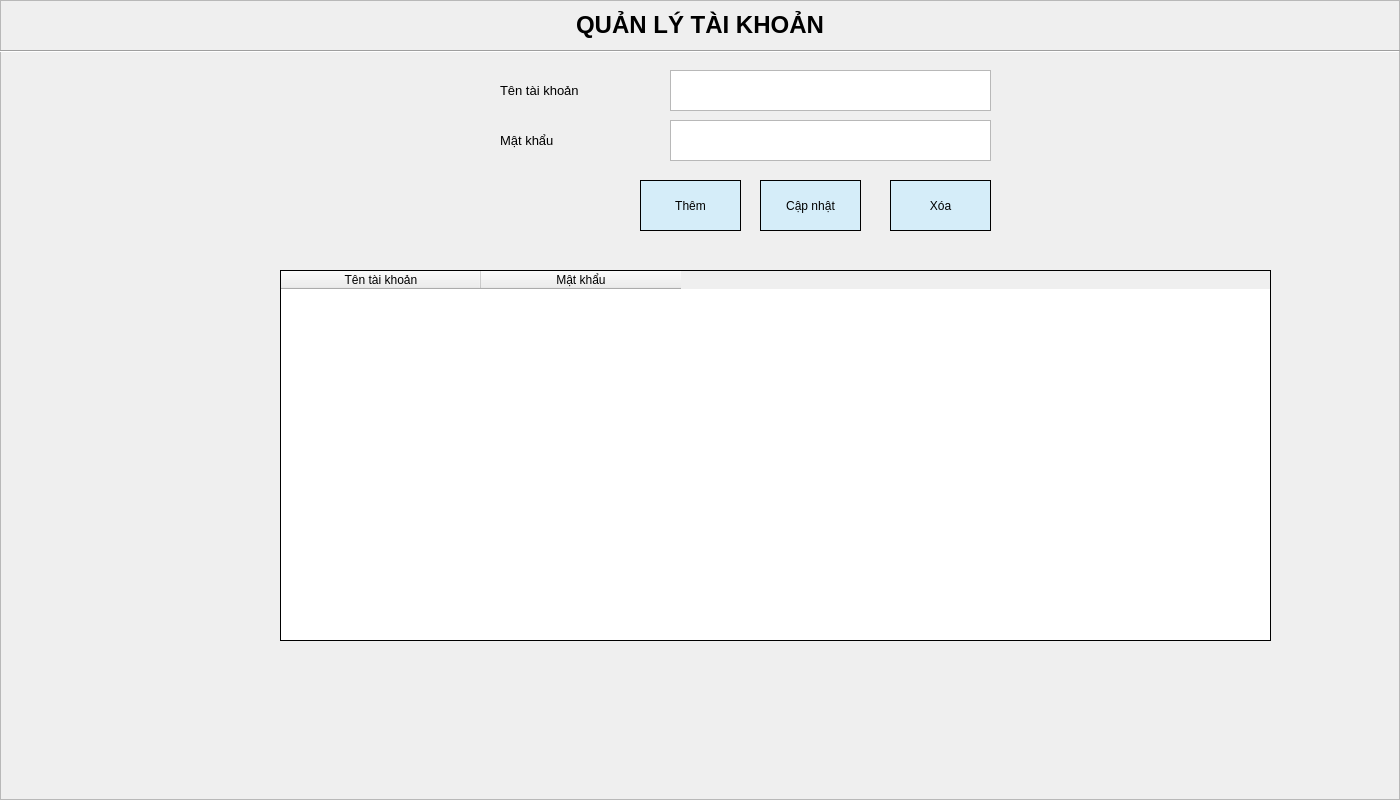
phuc297/student-attendance-management-system, file ui/account.ui: the form before one commit.
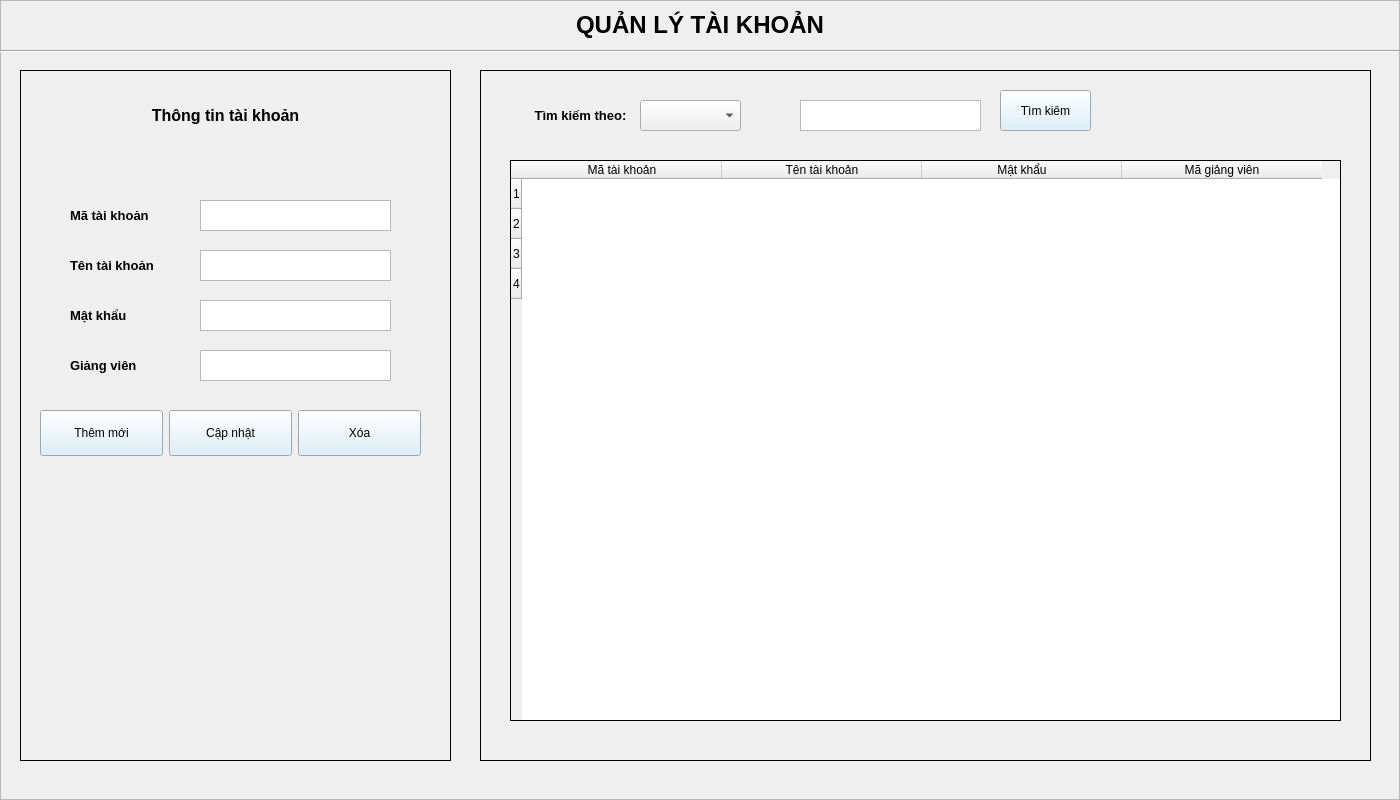
The form after the commit.

What changed in the file:
```diff
--- a/ui/account.ui
+++ b/ui/account.ui
@@ -71,187 +71,311 @@
      <enum>Qt::Horizontal</enum>
     </property>
    </widget>
-   <widget class="QTextEdit" name="txt_username">
+   <widget class="QFrame" name="frame_2">
     <property name="geometry">
      <rect>
-      <x>670</x>
+      <x>20</x>
       <y>70</y>
-      <width>321</width>
-      <height>41</height>
+      <width>431</width>
+      <height>691</height>
      </rect>
     </property>
-    <property name="font">
-     <font>
-      <pointsize>10</pointsize>
-     </font>
-    </property>
-   </widget>
-   <widget class="QLabel" name="lb_username">
-    <property name="geometry">
-     <rect>
-      <x>500</x>
-      <y>70</y>
-      <width>121</width>
-      <height>41</height>
-     </rect>
-    </property>
-    <property name="font">
-     <font>
-      <pointsize>10</pointsize>
-     </font>
-    </property>
-    <property name="text">
-     <string>Tên tài khoản</string>
-    </property>
-   </widget>
-   <widget class="QLabel" name="lb_password">
-    <property name="geometry">
-     <rect>
-      <x>500</x>
-      <y>120</y>
-      <width>121</width>
-      <height>41</height>
-     </rect>
-    </property>
-    <property name="font">
-     <font>
-      <pointsize>10</pointsize>
-     </font>
-    </property>
-    <property name="text">
-     <string>Mật khẩu</string>
-    </property>
-   </widget>
-   <widget class="QTextEdit" name="txt_password">
-    <property name="geometry">
-     <rect>
-      <x>670</x>
-      <y>120</y>
-      <width>321</width>
-      <height>41</height>
-     </rect>
-    </property>
-    <property name="sizePolicy">
-     <sizepolicy hsizetype="Preferred" vsizetype="Preferred">
-      <horstretch>0</horstretch>
-      <verstretch>0</verstretch>
-     </sizepolicy>
-    </property>
-    <property name="font">
-     <font>
-      <pointsize>10</pointsize>
-     </font>
-    </property>
-   </widget>
-   <widget class="QPushButton" name="btnUpdatte">
-    <property name="geometry">
-     <rect>
-      <x>760</x>
-      <y>180</y>
-      <width>101</width>
-      <height>51</height>
-     </rect>
-    </property>
-    <property name="sizePolicy">
-     <sizepolicy hsizetype="Preferred" vsizetype="Preferred">
-      <horstretch>0</horstretch>
-      <verstretch>0</verstretch>
-     </sizepolicy>
-    </property>
     <property name="styleSheet">
-     <string notr="true">border: 1px solid black;</string>
+     <string notr="true">#frame_2{
+	border: 1px solid black
+}</string>
     </property>
-    <property name="text">
-     <string>Cập nhật</string>
+    <property name="frameShape">
+     <enum>QFrame::StyledPanel</enum>
     </property>
-   </widget>
-   <widget class="QPushButton" name="btnDelete">
-    <property name="geometry">
-     <rect>
-      <x>890</x>
-      <y>180</y>
-      <width>101</width>
-      <height>51</height>
-     </rect>
+    <property name="frameShadow">
+     <enum>QFrame::Raised</enum>
     </property>
-    <property name="sizePolicy">
-     <sizepolicy hsizetype="Preferred" vsizetype="Preferred">
-      <horstretch>0</horstretch>
-      <verstretch>0</verstretch>
-     </sizepolicy>
-    </property>
-    <property name="styleSheet">
-     <string notr="true">border: 1px solid black;</string>
-    </property>
-    <property name="text">
-     <string>Xóa</string>
-    </property>
+    <widget class="QWidget" name="horizontalLayoutWidget">
+     <property name="geometry">
+      <rect>
+       <x>20</x>
+       <y>340</y>
+       <width>381</width>
+       <height>47</height>
+      </rect>
+     </property>
+     <layout class="QHBoxLayout" name="horizontalLayout_2">
+      <item>
+       <widget class="QPushButton" name="btn_them">
+        <property name="text">
+         <string>Thêm mới</string>
+        </property>
+       </widget>
+      </item>
+      <item>
+       <widget class="QPushButton" name="btn_sua">
+        <property name="text">
+         <string>Cập nhật</string>
+        </property>
+       </widget>
+      </item>
+      <item>
+       <widget class="QPushButton" name="btn_xoa">
+        <property name="text">
+         <string>Xóa</string>
+        </property>
+       </widget>
+      </item>
+     </layout>
+    </widget>
+    <widget class="QLabel" name="label_2">
+     <property name="geometry">
+      <rect>
+       <x>50</x>
+       <y>180</y>
+       <width>101</width>
+       <height>31</height>
+      </rect>
+     </property>
+     <property name="text">
+      <string>&lt;html&gt;&lt;head/&gt;&lt;body&gt;&lt;p align=&quot;left&quot;&gt;&lt;span style=&quot; font-size:10pt; font-weight:600;&quot;&gt;Tên tài khoản&lt;/span&gt;&lt;/p&gt;&lt;/body&gt;&lt;/html&gt;</string>
+     </property>
+    </widget>
+    <widget class="QLabel" name="label">
+     <property name="geometry">
+      <rect>
+       <x>110</x>
+       <y>20</y>
+       <width>191</width>
+       <height>51</height>
+      </rect>
+     </property>
+     <property name="text">
+      <string>&lt;html&gt;&lt;head/&gt;&lt;body&gt;&lt;p align=&quot;center&quot;&gt;&lt;span style=&quot; font-size:12pt; font-weight:600;&quot;&gt;Thông tin tài khoản&lt;/span&gt;&lt;/p&gt;&lt;/body&gt;&lt;/html&gt;</string>
+     </property>
+    </widget>
+    <widget class="QTextEdit" name="txtPassword">
+     <property name="geometry">
+      <rect>
+       <x>180</x>
+       <y>230</y>
+       <width>191</width>
+       <height>31</height>
+      </rect>
+     </property>
+    </widget>
+    <widget class="QLabel" name="label_3">
+     <property name="geometry">
+      <rect>
+       <x>50</x>
+       <y>230</y>
+       <width>101</width>
+       <height>31</height>
+      </rect>
+     </property>
+     <property name="text">
+      <string>&lt;html&gt;&lt;head/&gt;&lt;body&gt;&lt;p align=&quot;left&quot;&gt;&lt;span style=&quot; font-size:10pt; font-weight:600;&quot;&gt;Mật khẩu&lt;/span&gt;&lt;/p&gt;&lt;/body&gt;&lt;/html&gt;</string>
+     </property>
+    </widget>
+    <widget class="QLabel" name="label_4">
+     <property name="geometry">
+      <rect>
+       <x>50</x>
+       <y>280</y>
+       <width>101</width>
+       <height>31</height>
+      </rect>
+     </property>
+     <property name="text">
+      <string>&lt;html&gt;&lt;head/&gt;&lt;body&gt;&lt;p align=&quot;left&quot;&gt;&lt;span style=&quot; font-size:10pt; font-weight:600;&quot;&gt;Giảng viên&lt;/span&gt;&lt;/p&gt;&lt;/body&gt;&lt;/html&gt;</string>
+     </property>
+    </widget>
+    <widget class="QTextEdit" name="txtTeacher">
+     <property name="geometry">
+      <rect>
+       <x>180</x>
+       <y>280</y>
+       <width>191</width>
+       <height>31</height>
+      </rect>
+     </property>
+    </widget>
+    <widget class="QTextEdit" name="txtUsername">
+     <property name="geometry">
+      <rect>
+       <x>180</x>
+       <y>180</y>
+       <width>191</width>
+       <height>31</height>
+      </rect>
+     </property>
+    </widget>
+    <widget class="QTextEdit" name="txtId">
+     <property name="geometry">
+      <rect>
+       <x>180</x>
+       <y>130</y>
+       <width>191</width>
+       <height>31</height>
+      </rect>
+     </property>
+     <property name="readOnly">
+      <bool>true</bool>
+     </property>
+    </widget>
+    <widget class="QLabel" name="label_6">
+     <property name="geometry">
+      <rect>
+       <x>50</x>
+       <y>130</y>
+       <width>101</width>
+       <height>31</height>
+      </rect>
+     </property>
+     <property name="text">
+      <string>&lt;html&gt;&lt;head/&gt;&lt;body&gt;&lt;p align=&quot;left&quot;&gt;&lt;span style=&quot; font-size:10pt; font-weight:600;&quot;&gt;Mã tài khoản&lt;/span&gt;&lt;/p&gt;&lt;/body&gt;&lt;/html&gt;</string>
+     </property>
+    </widget>
    </widget>
-   <widget class="QTableWidget" name="tbAccount">
+   <widget class="QFrame" name="frame_3">
     <property name="geometry">
      <rect>
-      <x>280</x>
-      <y>270</y>
-      <width>991</width>
-      <height>371</height>
+      <x>480</x>
+      <y>70</y>
+      <width>891</width>
+      <height>691</height>
      </rect>
     </property>
     <property name="styleSheet">
-     <string notr="true"/>
+     <string notr="true">#frame_3{
+	border: 1px solid black
+}</string>
     </property>
     <property name="frameShape">
-     <enum>QFrame::Box</enum>
+     <enum>QFrame::StyledPanel</enum>
     </property>
     <property name="frameShadow">
-     <enum>QFrame::Plain</enum>
+     <enum>QFrame::Raised</enum>
     </property>
-    <property name="lineWidth">
-     <number>1</number>
-    </property>
-    <property name="gridStyle">
-     <enum>Qt::NoPen</enum>
-    </property>
-    <attribute name="horizontalHeaderDefaultSectionSize">
-     <number>200</number>
-    </attribute>
-    <attribute name="verticalHeaderMinimumSectionSize">
-     <number>30</number>
-    </attribute>
-    <attribute name="verticalHeaderDefaultSectionSize">
-     <number>30</number>
-    </attribute>
-    <column>
+    <widget class="QPushButton" name="btn_search">
+     <property name="geometry">
+      <rect>
+       <x>520</x>
+       <y>20</y>
+       <width>91</width>
+       <height>41</height>
+      </rect>
+     </property>
      <property name="text">
-      <string>Tên tài khoản</string>
+      <string>Tìm kiếm</string>
      </property>
-    </column>
-    <column>
+    </widget>
+    <widget class="QTextEdit" name="txt_search">
+     <property name="geometry">
+      <rect>
+       <x>320</x>
+       <y>30</y>
+       <width>181</width>
+       <height>31</height>
+      </rect>
+     </property>
+    </widget>
+    <widget class="QLabel" name="label_5">
+     <property name="geometry">
+      <rect>
+       <x>50</x>
+       <y>30</y>
+       <width>101</width>
+       <height>31</height>
+      </rect>
+     </property>
      <property name="text">
-      <string>Mật khẩu</string>
+      <string>&lt;html&gt;&lt;head/&gt;&lt;body&gt;&lt;p align=&quot;center&quot;&gt;&lt;span style=&quot; font-size:10pt; font-weight:600;&quot;&gt;Tìm kiếm theo:&lt;/span&gt;&lt;/p&gt;&lt;/body&gt;&lt;/html&gt;</string>
      </property>
-    </column>
-   </widget>
-   <widget class="QPushButton" name="btnAdd">
-    <property name="geometry">
-     <rect>
-      <x>640</x>
-      <y>180</y>
-      <width>101</width>
-      <height>51</height>
-     </rect>
-    </property>
-    <property name="sizePolicy">
-     <sizepolicy hsizetype="Preferred" vsizetype="Preferred">
-      <horstretch>0</horstretch>
-      <verstretch>0</verstretch>
-     </sizepolicy>
-    </property>
-    <property name="styleSheet">
-     <string notr="true">border: 1px solid black;</string>
-    </property>
-    <property name="text">
-     <string>Thêm</string>
-    </property>
+    </widget>
+    <widget class="QComboBox" name="cbx_tksinhvien">
+     <property name="geometry">
+      <rect>
+       <x>160</x>
+       <y>30</y>
+       <width>101</width>
+       <height>31</height>
+      </rect>
+     </property>
+    </widget>
+    <widget class="QTableWidget" name="tbAccount">
+     <property name="geometry">
+      <rect>
+       <x>30</x>
+       <y>90</y>
+       <width>831</width>
+       <height>561</height>
+      </rect>
+     </property>
+     <property name="styleSheet">
+      <string notr="true"/>
+     </property>
+     <property name="frameShape">
+      <enum>QFrame::Box</enum>
+     </property>
+     <property name="frameShadow">
+      <enum>QFrame::Plain</enum>
+     </property>
+     <property name="lineWidth">
+      <number>1</number>
+     </property>
+     <property name="selectionBehavior">
+      <enum>QAbstractItemView::SelectRows</enum>
+     </property>
+     <property name="gridStyle">
+      <enum>Qt::NoPen</enum>
+     </property>
+     <attribute name="horizontalHeaderDefaultSectionSize">
+      <number>200</number>
+     </attribute>
+     <attribute name="verticalHeaderMinimumSectionSize">
+      <number>30</number>
+     </attribute>
+     <attribute name="verticalHeaderDefaultSectionSize">
+      <number>30</number>
+     </attribute>
+     <row>
+      <property name="text">
+       <string>1</string>
+      </property>
+     </row>
+     <row>
+      <property name="text">
+       <string>2</string>
+      </property>
+     </row>
+     <row>
+      <property name="text">
+       <string>3</string>
+      </property>
+     </row>
+     <row>
+      <property name="text">
+       <string>4</string>
+      </property>
+     </row>
+     <column>
+      <property name="text">
+       <string>Mã tài khoản</string>
+      </property>
+     </column>
+     <column>
+      <property name="text">
+       <string>Tên tài khoản</string>
+      </property>
+     </column>
+     <column>
+      <property name="text">
+       <string>Mật khẩu</string>
+      </property>
+     </column>
+     <column>
+      <property name="text">
+       <string>Mã giảng viên</string>
+      </property>
+     </column>
+    </widget>
    </widget>
   </widget>
  </widget>
```
